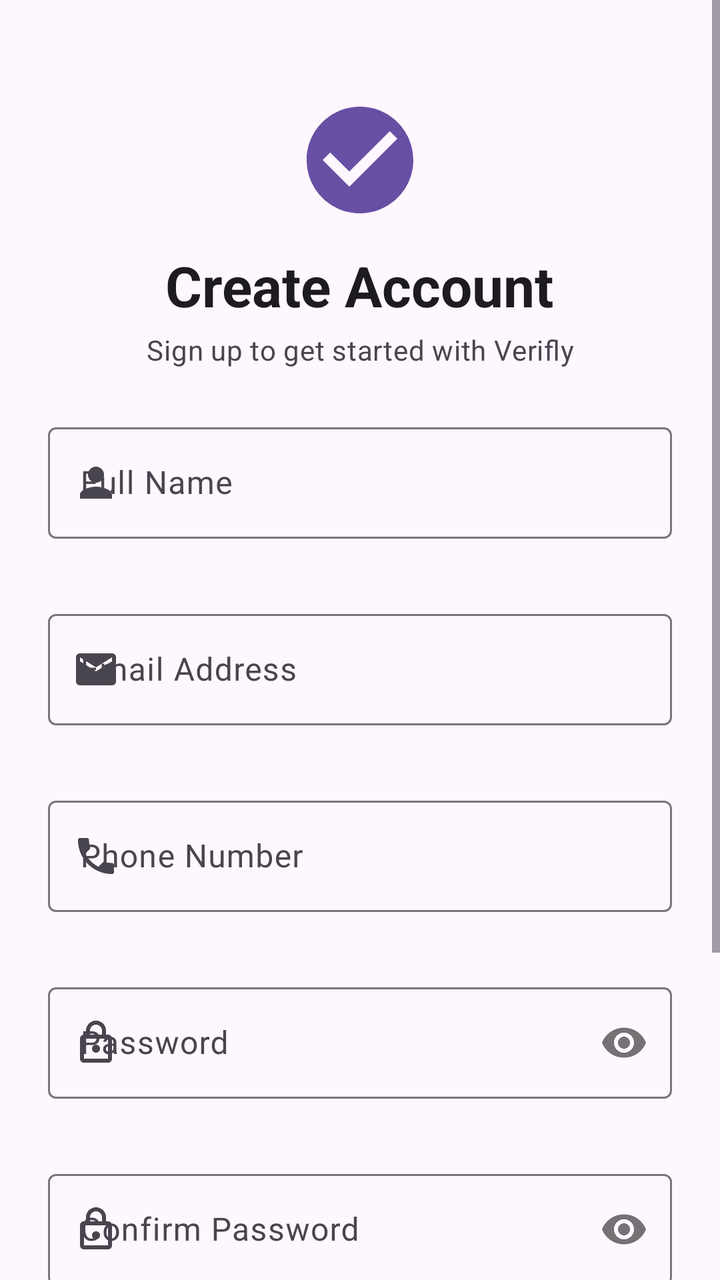
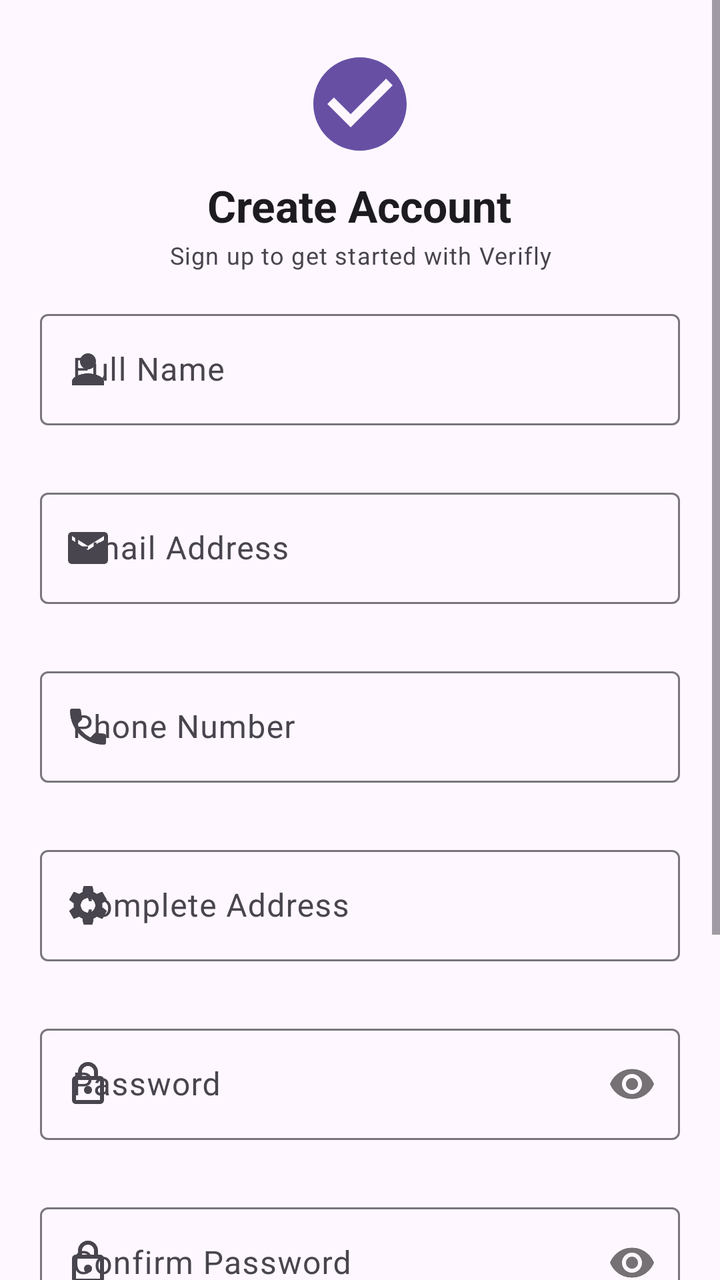

Screens rendered from an Android XML layout before and after an edit, with the pre-edit source and the edit as a unified diff.
<!-- AndroidManifest.xml: application theme Theme.Veriflyandroid -->
<!-- res/layout/fragment_signup.xml -->
<?xml version="1.0" encoding="utf-8"?>
<ScrollView xmlns:android="http://schemas.android.com/apk/res/android"
    xmlns:app="http://schemas.android.com/apk/res-auto"
    xmlns:tools="http://schemas.android.com/tools"
    android:layout_width="match_parent"
    android:layout_height="match_parent"
    android:fillViewport="true"
    android:background="?android:attr/colorBackground">

    <LinearLayout
        android:layout_width="match_parent"
        android:layout_height="wrap_content"
        android:orientation="vertical"
        android:padding="24dp"
        android:gravity="center_horizontal">

        
        <ImageView
            android:id="@+id/iv_signup_logo"
            android:layout_width="64dp"
            android:layout_height="64dp"
            android:layout_marginTop="24dp"
            android:layout_marginBottom="12dp"
            android:contentDescription="Verifly Logo"
            android:src="@drawable/ic_verified"
            app:tint="?attr/colorPrimary" />

        <TextView
            android:id="@+id/tv_title"
            android:layout_width="wrap_content"
            android:layout_height="wrap_content"
            android:text="Create Account"
            android:textAppearance="?attr/textAppearanceHeadlineMedium"
            android:textStyle="bold"
            android:textColor="?attr/colorOnBackground"
            android:layout_marginBottom="4dp" />

        <TextView
            android:id="@+id/tv_subtitle"
            android:layout_width="wrap_content"
            android:layout_height="wrap_content"
            android:text="Sign up to get started with Verifly"
            android:textAppearance="?attr/textAppearanceBodyMedium"
            android:textColor="?attr/colorOnSurfaceVariant"
            android:layout_marginBottom="24dp"
            android:gravity="center" />

        
        <com.google.android.material.textfield.TextInputLayout
            android:id="@+id/til_full_name"
            style="@style/Widget.Material3.TextInputLayout.OutlinedBox"
            android:layout_width="match_parent"
            android:layout_height="wrap_content"
            android:hint="Full Name"
            android:layout_marginBottom="12dp"
            app:startIconDrawable="@drawable/ic_person"
            app:errorEnabled="true">

            <com.google.android.material.textfield.TextInputEditText
                android:id="@+id/et_full_name"
                android:layout_width="match_parent"
                android:layout_height="wrap_content"
                android:inputType="textPersonName"
                android:maxLines="1" />
        </com.google.android.material.textfield.TextInputLayout>

        
        <com.google.android.material.textfield.TextInputLayout
            android:id="@+id/til_email"
            style="@style/Widget.Material3.TextInputLayout.OutlinedBox"
            android:layout_width="match_parent"
            android:layout_height="wrap_content"
            android:hint="Email Address"
            android:layout_marginBottom="12dp"
            app:startIconDrawable="@drawable/ic_email"
            app:errorEnabled="true">

            <com.google.android.material.textfield.TextInputEditText
                android:id="@+id/et_email"
                android:layout_width="match_parent"
                android:layout_height="wrap_content"
                android:inputType="textEmailAddress"
                android:maxLines="1" />
        </com.google.android.material.textfield.TextInputLayout>

        
        <com.google.android.material.textfield.TextInputLayout
            android:id="@+id/til_phone"
            style="@style/Widget.Material3.TextInputLayout.OutlinedBox"
            android:layout_width="match_parent"
            android:layout_height="wrap_content"
            android:hint="Phone Number"
            android:layout_marginBottom="12dp"
            app:startIconDrawable="@drawable/ic_phone"
            app:errorEnabled="true">

            <com.google.android.material.textfield.TextInputEditText
                android:id="@+id/et_phone"
                android:layout_width="match_parent"
                android:layout_height="wrap_content"
                android:inputType="phone"
                android:maxLines="1" />
        </com.google.android.material.textfield.TextInputLayout>

        
        <com.google.android.material.textfield.TextInputLayout
            android:id="@+id/til_password"
            style="@style/Widget.Material3.TextInputLayout.OutlinedBox"
            android:layout_width="match_parent"
            android:layout_height="wrap_content"
            android:hint="Password"
            android:layout_marginBottom="12dp"
            app:startIconDrawable="@drawable/ic_lock"
            app:passwordToggleEnabled="true"
            app:errorEnabled="true">

            <com.google.android.material.textfield.TextInputEditText
                android:id="@+id/et_password"
                android:layout_width="match_parent"
                android:layout_height="wrap_content"
                android:inputType="textPassword"
                android:maxLines="1" />
        </com.google.android.material.textfield.TextInputLayout>

        
        <com.google.android.material.textfield.TextInputLayout
            android:id="@+id/til_confirm_password"
            style="@style/Widget.Material3.TextInputLayout.OutlinedBox"
            android:layout_width="match_parent"
            android:layout_height="wrap_content"
            android:hint="Confirm Password"
            android:layout_marginBottom="20dp"
            app:startIconDrawable="@drawable/ic_lock"
            app:passwordToggleEnabled="true"
            app:errorEnabled="true">

            <com.google.android.material.textfield.TextInputEditText
                android:id="@+id/et_confirm_password"
                android:layout_width="match_parent"
                android:layout_height="wrap_content"
                android:inputType="textPassword"
                android:maxLines="1" />
        </com.google.android.material.textfield.TextInputLayout>

        
        <com.google.android.material.button.MaterialButton
            android:id="@+id/btn_signup"
            style="@style/Widget.Material3.Button"
            android:layout_width="match_parent"
            android:layout_height="56dp"
            android:text="Sign Up"
            android:textSize="16sp"
            app:cornerRadius="12dp"
            android:layout_marginBottom="16dp" />

        
        <View
            android:layout_width="match_parent"
            android:layout_height="1dp"
            android:background="?attr/colorOutlineVariant"
            android:layout_marginTop="8dp"
            android:layout_marginBottom="16dp" />

        <com.google.android.material.button.MaterialButton
            android:id="@+id/btn_go_to_login"
            style="@style/Widget.Material3.Button.OutlinedButton"
            android:layout_width="match_parent"
            android:layout_height="56dp"
            android:text="Already have an account? Log In"
            android:textSize="15sp"
            app:cornerRadius="12dp" />

    </LinearLayout>

</ScrollView>
<!-- resources referenced by this layout -->
<resources>
  <!-- drawable ic_email (drawable) -->
  <vector xmlns:android="http://schemas.android.com/apk/res/android"
      android:width="24dp"
      android:height="24dp"
      android:viewportWidth="24"
      android:viewportHeight="24"
      android:tint="?attr/colorControlNormal">
      <path
          android:fillColor="@android:color/white"
          android:pathData="M20,4H4C2.9,4 2,4.9 2,6v12c0,1.1 0.9,2 2,2h16c1.1,0 2,-0.9 2,-2V6C22,4.9 21.1,4 20,4zM20,8l-8,5L4,8V6l8,5l8,-5V8z"/>
  </vector>
  <!-- drawable ic_lock (drawable) -->
  <vector xmlns:android="http://schemas.android.com/apk/res/android"
      android:width="24dp"
      android:height="24dp"
      android:viewportWidth="24"
      android:viewportHeight="24"
      android:tint="?attr/colorControlNormal">
      <path
          android:fillColor="@android:color/white"
          android:pathData="M18,8h-1V6c0,-2.76 -2.24,-5 -5,-5S7,3.24 7,6v2H6c-1.1,0 -2,0.9 -2,2v10c0,1.1 0.9,2 2,2h12c1.1,0 2,-0.9 2,-2V10c0,-1.1 -0.9,-2 -2,-2zM9,6c0,-1.66 1.34,-3 3,-3s3,1.34 3,3v2H9V6zm9,14H6V10h12v10zm-6,-3c1.1,0 2,-0.9 2,-2s-0.9,-2 -2,-2 -2,0.9 -2,2 0.9,2 2,2z"/>
  </vector>
  <!-- drawable ic_person (drawable) -->
  <vector xmlns:android="http://schemas.android.com/apk/res/android"
      android:width="24dp"
      android:height="24dp"
      android:viewportWidth="24"
      android:viewportHeight="24"
      android:tint="?attr/colorControlNormal">
      <path
          android:fillColor="@android:color/white"
          android:pathData="M12,12c2.21,0 4,-1.79 4,-4s-1.79,-4 -4,-4 -4,1.79 -4,4 1.79,4 4,4zM12,14c-2.67,0 -8,1.34 -8,4v2h16v-2c0,-2.66 -5.33,-4 -8,-4z"/>
  </vector>
  <!-- drawable ic_verified (drawable) -->
  <vector xmlns:android="http://schemas.android.com/apk/res/android"
      android:width="24dp"
      android:height="24dp"
      android:viewportWidth="24"
      android:viewportHeight="24"
      android:tint="?attr/colorControlNormal">
      <path
          android:fillColor="@android:color/white"
          android:pathData="M12,2C6.48,2 2,6.48 2,12s4.48,10 10,10 10,-4.48 10,-10S17.52,2 12,2zM10,17l-5,-5 1.41,-1.41L10,14.17l7.59,-7.59L19,8l-9,9z"/>
  </vector>
  <style name="Theme.Veriflyandroid" parent="Theme.Material3.DayNight.NoActionBar" />
  <!-- unchanged entries left out for length: 1 -->
</resources>

<!-- the commit's change to res/layout/fragment_signup.xml (unified diff, before → after) -->
@@ -5,22 +5,25 @@
     android:layout_width="match_parent"
     android:layout_height="match_parent"
     android:fillViewport="true"
+    android:clipToPadding="false"
     android:background="?android:attr/colorBackground">
 
     <LinearLayout
         android:layout_width="match_parent"
         android:layout_height="wrap_content"
         android:orientation="vertical"
-        android:padding="24dp"
+        android:paddingHorizontal="20dp"
+        android:paddingTop="16dp"
+        android:paddingBottom="36dp"
         android:gravity="center_horizontal">
 
         
         <ImageView
             android:id="@+id/iv_signup_logo"
-            android:layout_width="64dp"
-            android:layout_height="64dp"
-            android:layout_marginTop="24dp"
-            android:layout_marginBottom="12dp"
+            android:layout_width="56dp"
+            android:layout_height="56dp"
+            android:layout_marginTop="8dp"
+            android:layout_marginBottom="8dp"
             android:contentDescription="Verifly Logo"
             android:src="@drawable/ic_verified"
             app:tint="?attr/colorPrimary" />
@@ -30,19 +33,19 @@
             android:layout_width="wrap_content"
             android:layout_height="wrap_content"
             android:text="Create Account"
-            android:textAppearance="?attr/textAppearanceHeadlineMedium"
+            android:textAppearance="?attr/textAppearanceTitleLarge"
             android:textStyle="bold"
             android:textColor="?attr/colorOnBackground"
-            android:layout_marginBottom="4dp" />
+            android:layout_marginBottom="2dp" />
 
         <TextView
             android:id="@+id/tv_subtitle"
             android:layout_width="wrap_content"
             android:layout_height="wrap_content"
             android:text="Sign up to get started with Verifly"
-            android:textAppearance="?attr/textAppearanceBodyMedium"
+            android:textAppearance="?attr/textAppearanceBodySmall"
             android:textColor="?attr/colorOnSurfaceVariant"
-            android:layout_marginBottom="24dp"
+            android:layout_marginBottom="16dp"
             android:gravity="center" />
 
         
@@ -52,7 +55,7 @@
             android:layout_width="match_parent"
             android:layout_height="wrap_content"
             android:hint="Full Name"
-            android:layout_marginBottom="12dp"
+            android:layout_marginBottom="8dp"
             app:startIconDrawable="@drawable/ic_person"
             app:errorEnabled="true">
 
@@ -71,7 +74,7 @@
             android:layout_width="match_parent"
             android:layout_height="wrap_content"
             android:hint="Email Address"
-            android:layout_marginBottom="12dp"
+            android:layout_marginBottom="8dp"
             app:startIconDrawable="@drawable/ic_email"
             app:errorEnabled="true">
 
@@ -90,7 +93,7 @@
             android:layout_width="match_parent"
             android:layout_height="wrap_content"
             android:hint="Phone Number"
-            android:layout_marginBottom="12dp"
+            android:layout_marginBottom="8dp"
             app:startIconDrawable="@drawable/ic_phone"
             app:errorEnabled="true">
 
@@ -104,12 +107,31 @@
 
         
         <com.google.android.material.textfield.TextInputLayout
+            android:id="@+id/til_address"
+            style="@style/Widget.Material3.TextInputLayout.OutlinedBox"
+            android:layout_width="match_parent"
+            android:layout_height="wrap_content"
+            android:hint="Complete Address"
+            android:layout_marginBottom="8dp"
+            app:startIconDrawable="@drawable/ic_settings"
+            app:errorEnabled="true">
+
+            <com.google.android.material.textfield.TextInputEditText
+                android:id="@+id/et_address"
+                android:layout_width="match_parent"
+                android:layout_height="wrap_content"
+                android:inputType="textPostalAddress"
+                android:maxLines="2" />
+        </com.google.android.material.textfield.TextInputLayout>
+
+        
+        <com.google.android.material.textfield.TextInputLayout
             android:id="@+id/til_password"
             style="@style/Widget.Material3.TextInputLayout.OutlinedBox"
             android:layout_width="match_parent"
             android:layout_height="wrap_content"
             android:hint="Password"
-            android:layout_marginBottom="12dp"
+            android:layout_marginBottom="8dp"
             app:startIconDrawable="@drawable/ic_lock"
             app:passwordToggleEnabled="true"
             app:errorEnabled="true">
@@ -129,7 +151,7 @@
             android:layout_width="match_parent"
             android:layout_height="wrap_content"
             android:hint="Confirm Password"
-            android:layout_marginBottom="20dp"
+            android:layout_marginBottom="12dp"
             app:startIconDrawable="@drawable/ic_lock"
             app:passwordToggleEnabled="true"
             app:errorEnabled="true">
@@ -147,28 +169,29 @@
             android:id="@+id/btn_signup"
             style="@style/Widget.Material3.Button"
             android:layout_width="match_parent"
-            android:layout_height="56dp"
+            android:layout_height="52dp"
             android:text="Sign Up"
-            android:textSize="16sp"
+            android:textSize="15sp"
             app:cornerRadius="12dp"
-            android:layout_marginBottom="16dp" />
+            android:layout_marginBottom="12dp" />
 
         
         <View
             android:layout_width="match_parent"
             android:layout_height="1dp"
             android:background="?attr/colorOutlineVariant"
-            android:layout_marginTop="8dp"
-            android:layout_marginBottom="16dp" />
+            android:layout_marginTop="4dp"
+            android:layout_marginBottom="12dp" />
 
         <com.google.android.material.button.MaterialButton
             android:id="@+id/btn_go_to_login"
             style="@style/Widget.Material3.Button.OutlinedButton"
             android:layout_width="match_parent"
-            android:layout_height="56dp"
+            android:layout_height="52dp"
             android:text="Already have an account? Log In"
-            android:textSize="15sp"
-            app:cornerRadius="12dp" />
+            android:textSize="14sp"
+            app:cornerRadius="12dp"
+            android:layout_marginBottom="16dp" />
 
     </LinearLayout>
 
<!-- resource entries referenced after the edit -->
@@ -33,6 +33,17 @@
           android:fillColor="@android:color/white"
           android:pathData="M12,12c2.21,0 4,-1.79 4,-4s-1.79,-4 -4,-4 -4,1.79 -4,4 1.79,4 4,4zM12,14c-2.67,0 -8,1.34 -8,4v2h16v-2c0,-2.66 -5.33,-4 -8,-4z"/>
   </vector>
+  <!-- drawable ic_settings (drawable) -->
+  <vector xmlns:android="http://schemas.android.com/apk/res/android"
+      android:width="24dp"
+      android:height="24dp"
+      android:viewportWidth="24"
+      android:viewportHeight="24"
+      android:tint="?attr/colorControlNormal">
+      <path
+          android:fillColor="@android:color/white"
+          android:pathData="M19.14,12.94c0.04,-0.3 0.06,-0.61 0.06,-0.94 0,-0.32 -0.02,-0.64 -0.07,-0.94l2.03,-1.58c0.18,-0.14 0.23,-0.41 0.12,-0.61l-1.92,-3.32c-0.12,-0.22 -0.37,-0.29 -0.59,-0.22l-2.39,0.96c-0.5,-0.38 -1.03,-0.7 -1.62,-0.94l-0.36,-2.54c-0.04,-0.24 -0.24,-0.41 -0.48,-0.41h-3.84c-0.24,0 -0.43,0.17 -0.47,0.41l-0.36,2.54c-0.59,0.24 -1.13,0.57 -1.62,0.94l-2.39,-0.96c-0.22,-0.08 -0.47,0 -0.59,0.22l-1.92,3.32c-0.12,0.2 -0.07,0.47 0.12,0.61l2.03,1.58c-0.05,0.3 -0.07,0.62 -0.07,0.94s0.02,0.64 0.07,0.94l-2.03,1.58c-0.18,0.14 -0.23,0.41 -0.12,0.61l1.92,3.32c0.12,0.22 0.37,0.29 0.59,0.22l2.39,-0.96c0.5,0.38 1.03,0.7 1.62,0.94l0.36,2.54c0.05,0.24 0.24,0.41 0.48,0.41h3.84c0.24,0 0.44,-0.17 0.47,-0.41l0.36,-2.54c0.59,-0.24 1.13,-0.56 1.62,-0.94l2.39,0.96c0.22,0.08 0.47,0 0.59,-0.22l1.92,-3.32c0.12,-0.2 0.07,-0.47 -0.12,-0.61l-2.01,-1.58zM12,15.6c-1.98,0 -3.6,-1.62 -3.6,-3.6s1.62,-3.6 3.6,-3.6 3.6,1.62 3.6,3.6 -1.62,3.6 -3.6,3.6z"/>
+  </vector>
   <!-- drawable ic_verified (drawable) -->
   <vector xmlns:android="http://schemas.android.com/apk/res/android"
       android:width="24dp"
